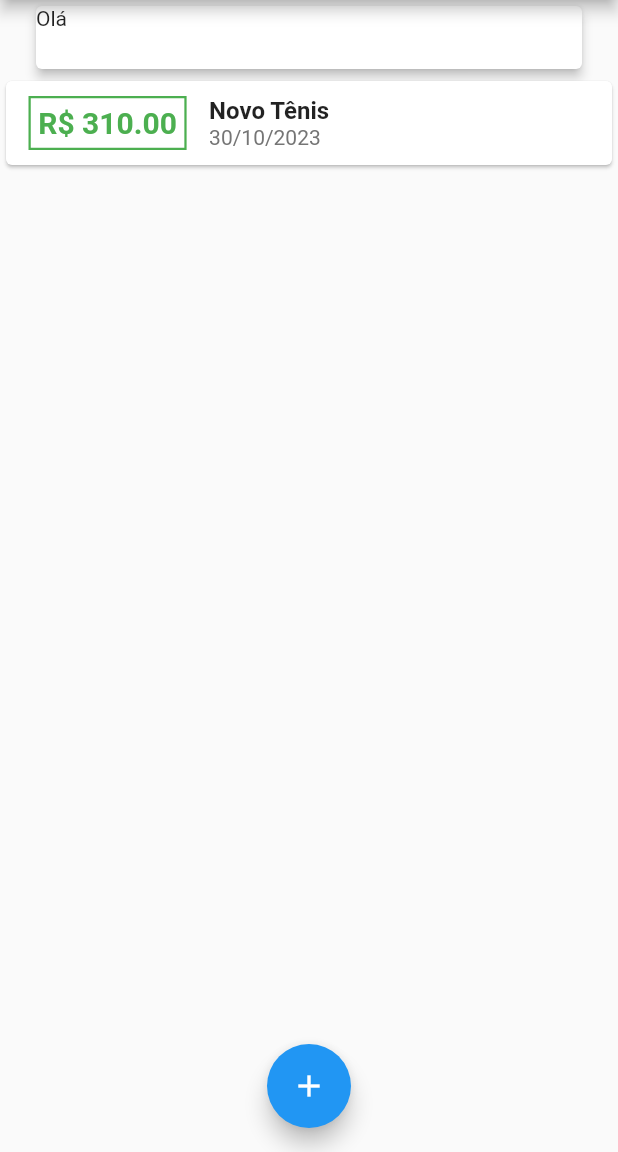
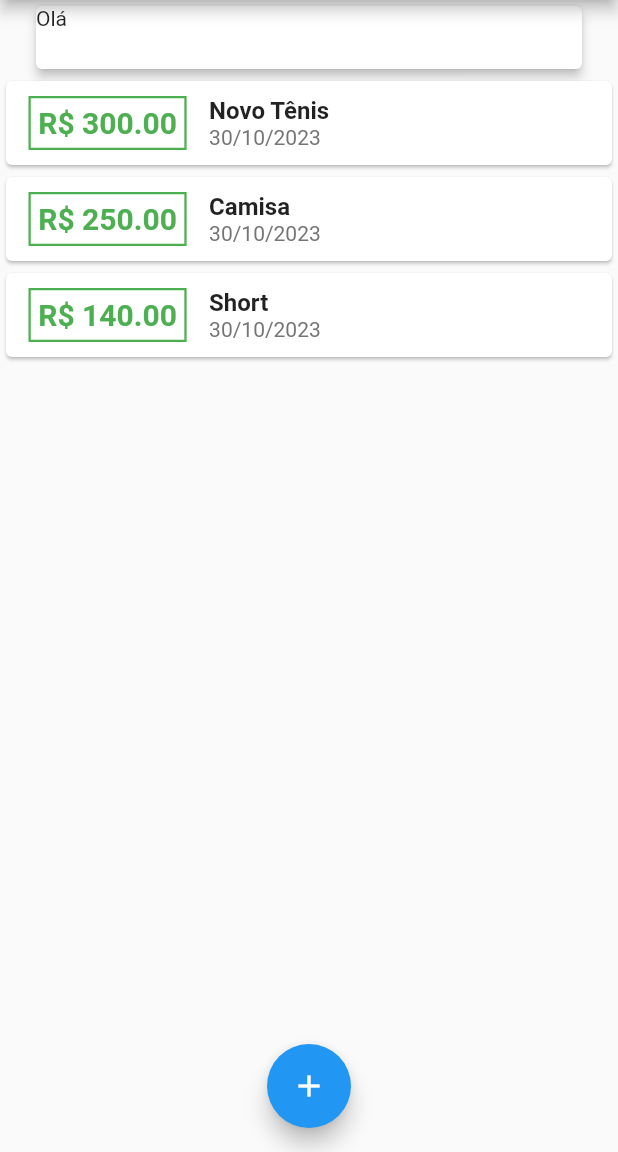
Before and after one commit to EduardoCoder1/Flutter-Despesas-Pessoais, a Flutter app: the screen it shows after launch, on a phone screen of 412 x 824 dp, the part 84-1236 px from its top. Run offline on Flutter 3.47's test engine with Material 2 defaults, Android fonts, the phone set to English and light mode, and no system bars.

Commit message:
first commit

```diff
--- a/lib/main.dart
+++ b/lib/main.dart
@@ -2,7 +2,6 @@ import 'package:despesas_pessoais/components/transaction_form.dart';
 import 'package:flutter/material.dart';
 import '../models/transaction.dart';
 import 'dart:math';
-import 'components/transaction_form.dart';
 import 'components/transaction_list.dart';
 
 void main() => runApp(ExpensesApp());
@@ -27,10 +26,21 @@ class _MyHomePageState extends State<MyHomePage> {
     Transaction(
       id: 't1',
       title: 'Novo Tênis',
-      value: 310,
+      value: 300,
       date: DateTime.now(),
     ),
-
+    Transaction(
+      id: 't2',
+      title: 'Camisa',
+      value: 250,
+      date: DateTime.now(),
+    ),
+    Transaction(
+      id: 't3',
+      title: 'Short',
+      value: 140,
+      date: DateTime.now(),
+    ),
   ];
 
   _addTransaction(String title, double value) {
```
